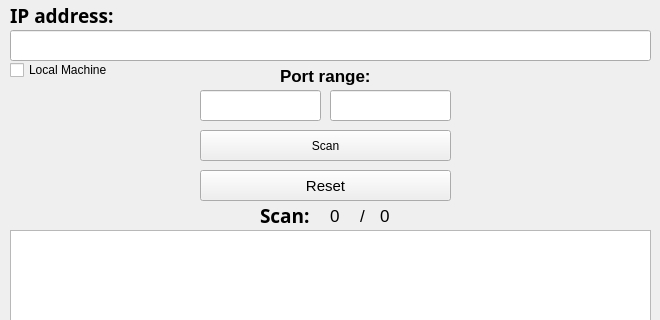
Qt form mainwindow.ui (r-black/port_scan) before a commit; both pictures show x 0 to 660 and y 0 to 320 of the 660 by 506 pixel window.
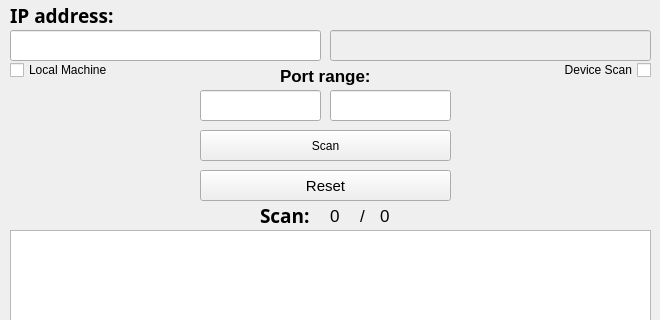
The same form after that commit.

Commit message: add device scanner

What changed in the file:
```diff
--- a/mainwindow.ui
+++ b/mainwindow.ui
@@ -68,7 +68,7 @@
      <rect>
       <x>10</x>
       <y>30</y>
-      <width>641</width>
+      <width>311</width>
       <height>31</height>
      </rect>
     </property>
@@ -243,6 +243,44 @@
      <number>0</number>
     </property>
    </widget>
+   <widget class="QLineEdit" name="lineIPEnd">
+    <property name="enabled">
+     <bool>false</bool>
+    </property>
+    <property name="geometry">
+     <rect>
+      <x>330</x>
+      <y>30</y>
+      <width>321</width>
+      <height>31</height>
+     </rect>
+    </property>
+    <property name="autoFillBackground">
+     <bool>false</bool>
+    </property>
+   </widget>
+   <widget class="QCheckBox" name="checkBoxDScan">
+    <property name="enabled">
+     <bool>true</bool>
+    </property>
+    <property name="geometry">
+     <rect>
+      <x>520</x>
+      <y>60</y>
+      <width>131</width>
+      <height>20</height>
+     </rect>
+    </property>
+    <property name="layoutDirection">
+     <enum>Qt::RightToLeft</enum>
+    </property>
+    <property name="text">
+     <string>Device Scan</string>
+    </property>
+    <property name="tristate">
+     <bool>false</bool>
+    </property>
+   </widget>
   </widget>
   <widget class="QStatusBar" name="statusBar"/>
  </widget>
```
Left out of the diff: 26 changed lines with no effect on the pictures. The commit also changes 7 other files.
